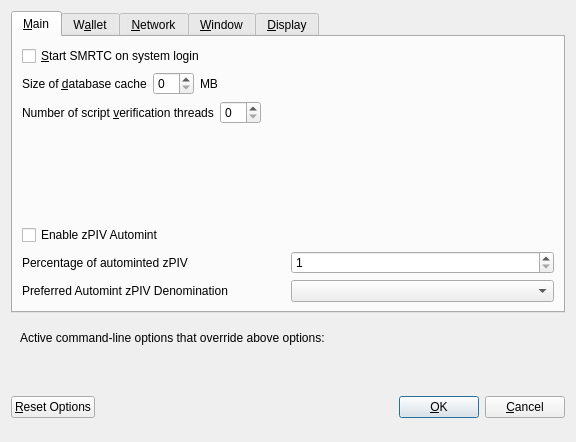
The window that src/qt/forms/optionsdialog.ui (SMRT2/SmartCloud) describes before a commit, drawn with Qt 5.
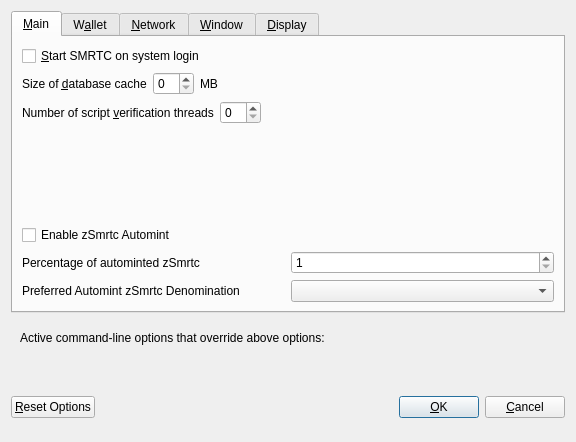
The same window after the commit. Custom widgets are drawn as their Qt base class.

```diff
--- a/src/qt/forms/optionsdialog.ui
+++ b/src/qt/forms/optionsdialog.ui
@@ -139,7 +139,7 @@
           <enum>Qt::LeftToRight</enum>
          </property>
          <property name="text">
-          <string>Enable zPIV Automint</string>
+          <string>Enable zSmrtc Automint</string>
          </property>
         </widget>
        </item>
@@ -151,7 +151,7 @@
             <string>Percentage of incoming PIV which get automatically converted to zPIV via Zerocoin Protocol (min: 10%)</string>
            </property>
            <property name="text">
-            <string>Percentage of autominted zPIV</string>
+            <string>Percentage of autominted zSmrtc</string>
            </property>
           </widget>
          </item>
@@ -184,7 +184,7 @@
             <string>Wait with automatic conversion to Zerocoin until enough PIV for this denomination is available</string>
            </property>
            <property name="text">
-            <string>Preferred Automint zPIV Denomination</string>
+            <string>Preferred Automint zSmrtc Denomination</string>
            </property>
           </widget>
          </item>
```
Left out of the diff: 8 changed lines with no effect on the pictures.
